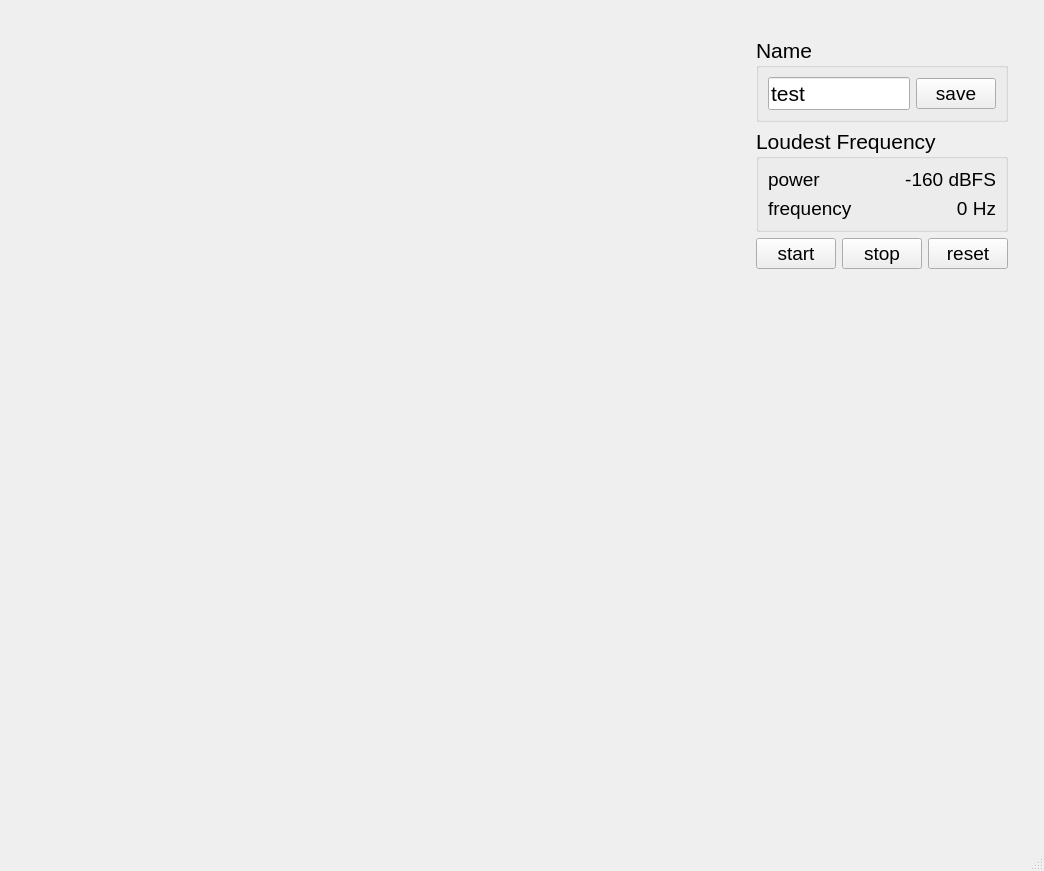
Old version of the form plots.ui in the repository jens-j/krijseenprijs.
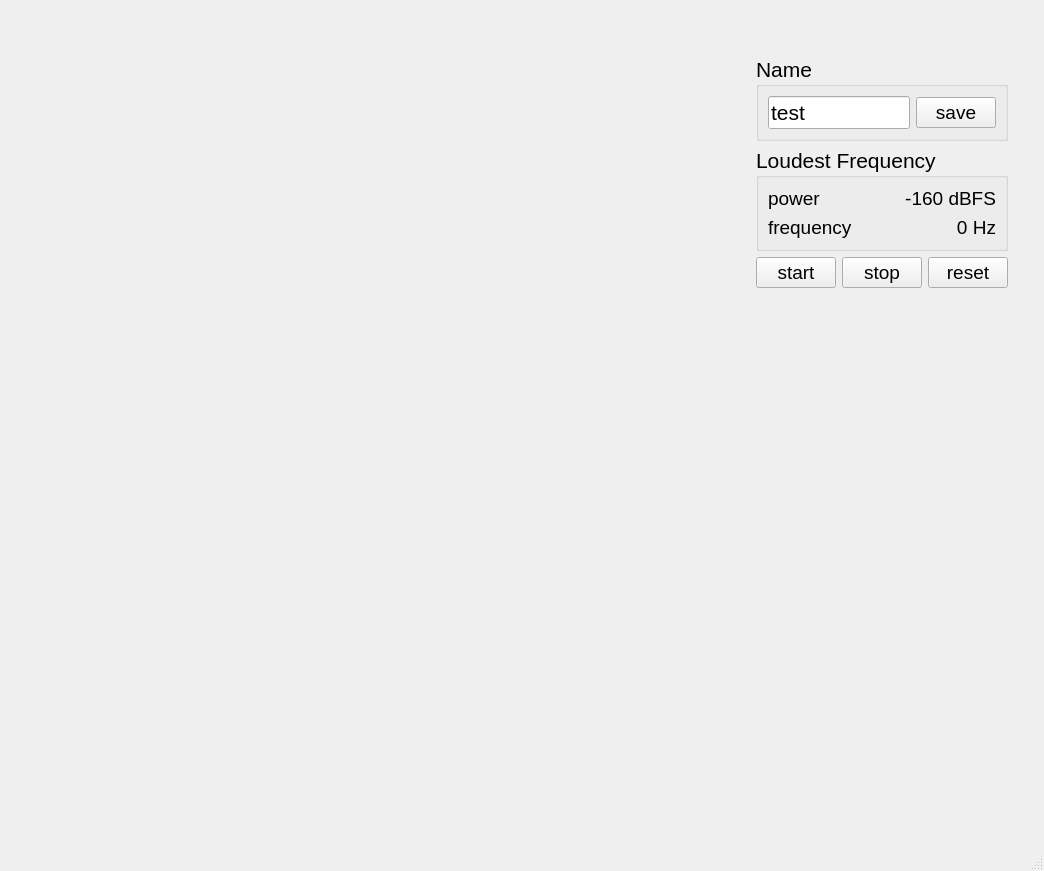
New version of the form. Custom widgets are drawn as their Qt base class.

Commit message: larger FFT for scoring

The edit to the form file:
```diff
--- a/plots.ui
+++ b/plots.ui
@@ -91,6 +91,16 @@
                </property>
               </spacer>
              </item>
+             <item>
+              <widget class="QLabel" name="labelLogo">
+               <property name="text">
+                <string/>
+               </property>
+               <property name="alignment">
+                <set>Qt::AlignCenter</set>
+               </property>
+              </widget>
+             </item>
              <item>
               <widget class="QGroupBox" name="groupBox_2">
                <property name="font">
```
The commit also changes 1 other file.
